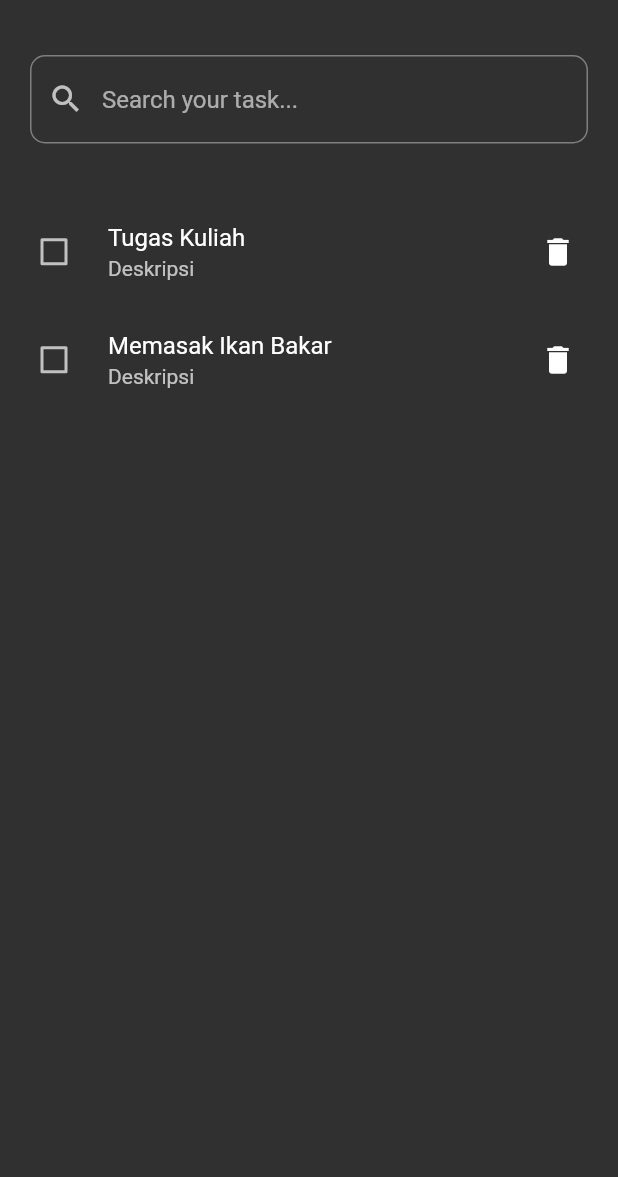
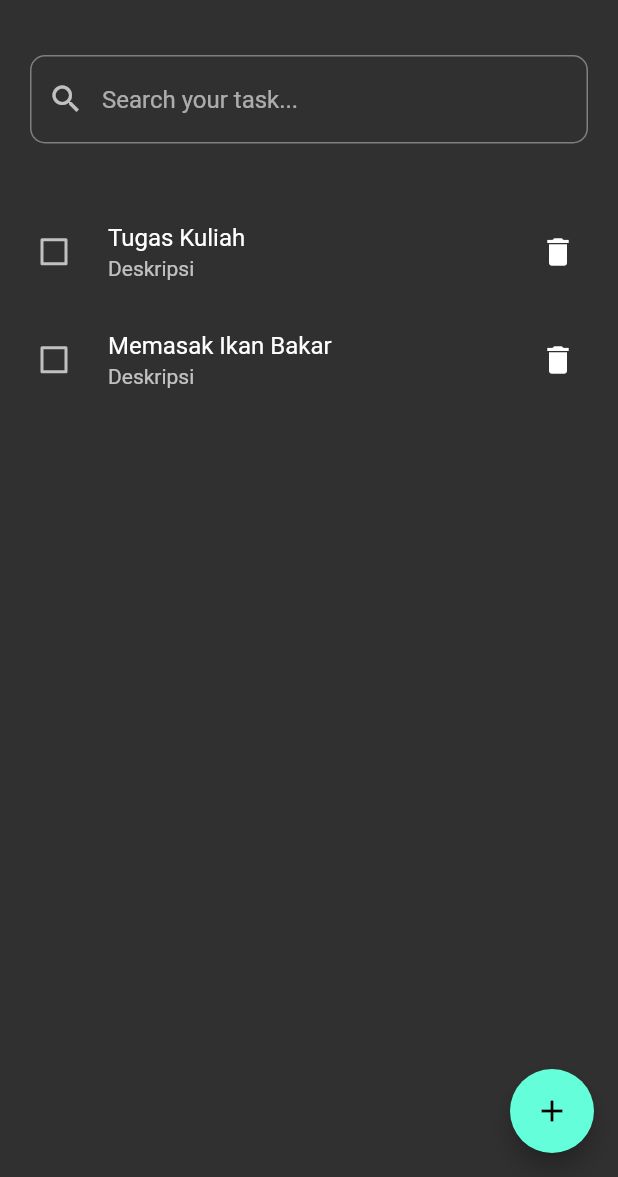
Before and after one commit to donywahyur/todo_app, a Flutter app: the screen it shows after launch, on a phone screen of 412 x 824 dp, the part 59-1236 px from its top. Run offline on Flutter 3.47's test engine with Material 2 defaults, Android fonts, the phone set to English and light mode, and no system bars.

```diff
--- a/lib/main.dart
+++ b/lib/main.dart
@@ -1,4 +1,5 @@
 import 'package:flutter/material.dart';
+import 'package:todo_app/screen/addtodo.dart';
 import 'package:todo_app/screen/homepage.dart';
 
 void main() {
@@ -12,11 +13,16 @@ class MyApp extends StatelessWidget {
   @override
   Widget build(BuildContext context) {
     return MaterialApp(
-        title: 'Flutter Demo',
-        theme: ThemeData(
-          //dark theme
-          brightness: Brightness.dark,
-        ),
-        home: const HomepageState());
+      title: 'Flutter Demo',
+      theme: ThemeData(
+        //dark theme
+        brightness: Brightness.dark,
+      ),
+      routes: {
+        '/': (context) => const HomepageState(),
+        '/add-todo': (context) => const AddTodo(),
+      },
+      initialRoute: '/',
+    );
   }
 }
--- a/lib/screen/homepage.dart
+++ b/lib/screen/homepage.dart
@@ -25,6 +25,13 @@ class _HomepageStateState extends State<HomepageState> {
 
     return Scaffold(
       appBar: myAppBar,
+      floatingActionButton: FloatingActionButton(
+        onPressed: () {
+          Navigator.pushNamed(context, '/add-todo')
+              .then((value) => setState(() {}));
+        },
+        child: const Icon(Icons.add),
+      ),
       body: SingleChildScrollView(
         child: SizedBox(
           height: heightBody,
```
Also changed, not shown: lib/screen/addtodo.dart (added, +69 -0 lines).
